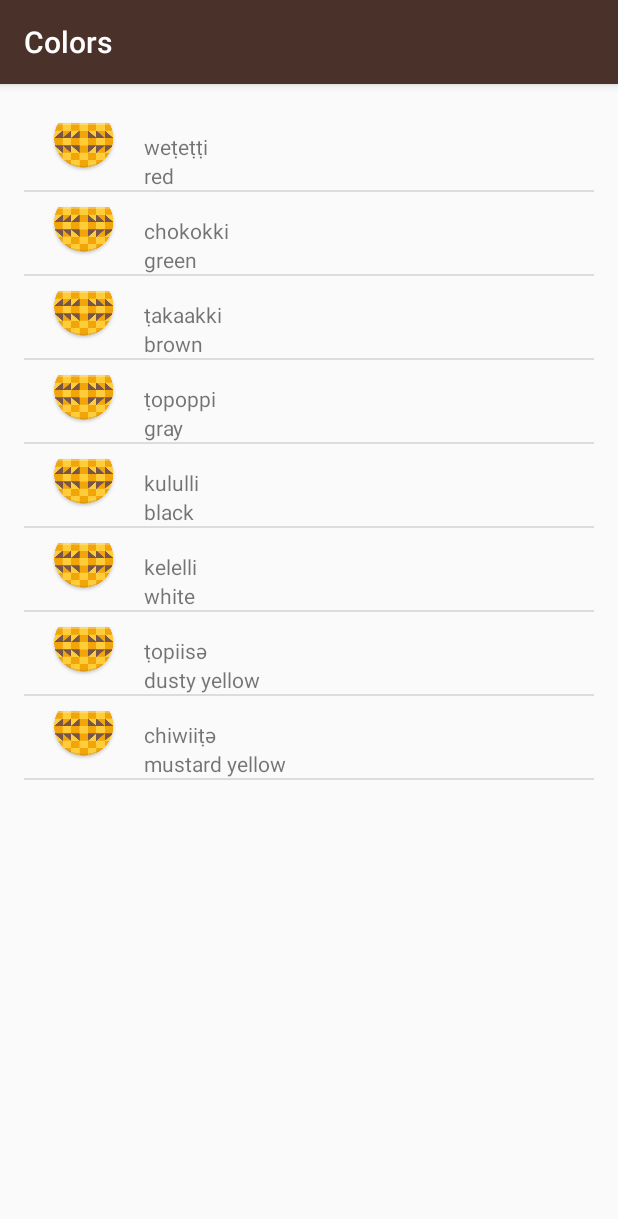
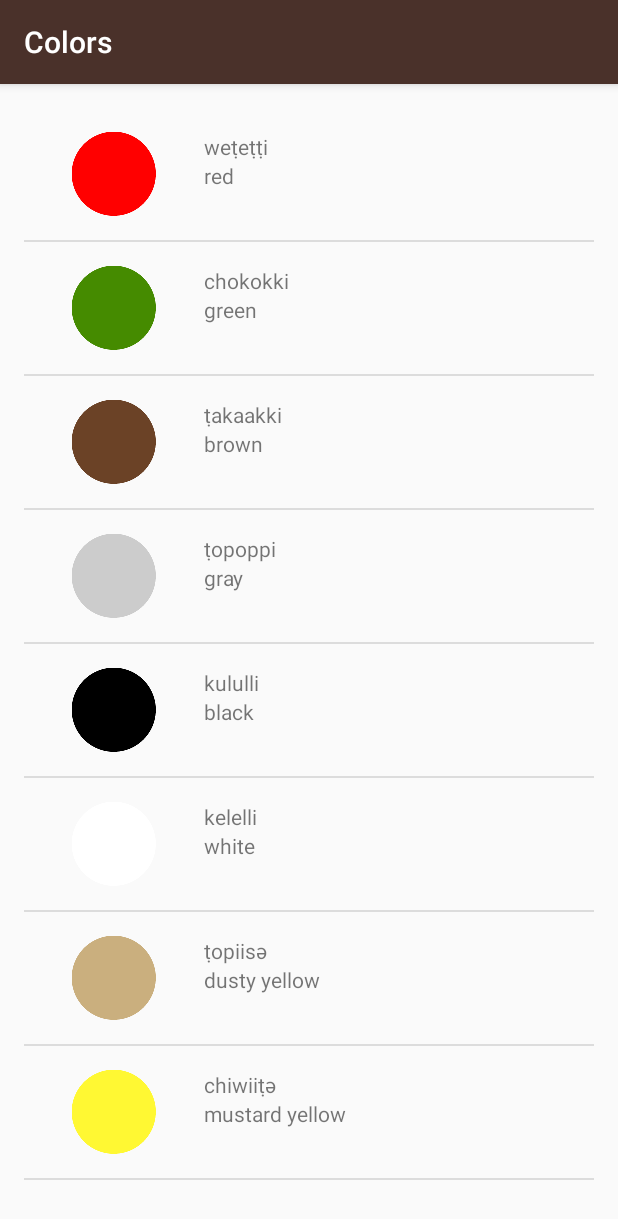
Before and after one commit to VailVeix/MiwokProject, an Android app: the ColorsActivity screen opened directly, with no data from a screen before it, on a phone screen of 412 x 824 dp. Shown: the top 1219 px of the screen. Run offline under Robolectric (Android 15) with nearby library versions, the phone set to English and light mode, and no system bars.

Commit message:
Quiz #11
Add image to adapter

```diff
--- a/app/src/main/java/com/example/android/miwok/WordAdapter.java
+++ b/app/src/main/java/com/example/android/miwok/WordAdapter.java
@@ -5,6 +5,7 @@ import android.view.LayoutInflater;
 import android.view.View;
 import android.view.ViewGroup;
 import android.widget.ArrayAdapter;
+import android.widget.ImageView;
 import android.widget.TextView;
 
 import java.util.ArrayList;
@@ -39,6 +40,11 @@ public class WordAdapter extends ArrayAdapter<Word> {
         // set this text on the number TextView
         numberTextView.setText(currentWord.getDefaultTranslation());
 
+        ImageView iconView = (ImageView) listItemView.findViewById(R.id.image);
+        // Get the image resource ID from the current AndroidFlavor object and
+        // set the image to iconView
+        iconView.setImageResource(currentWord.getImageResourceId());
+
         // Return the whole list item layout (containing 2 TextViews and an ImageView)
         // so that it can be shown in the ListView
         return listItemView;
```
